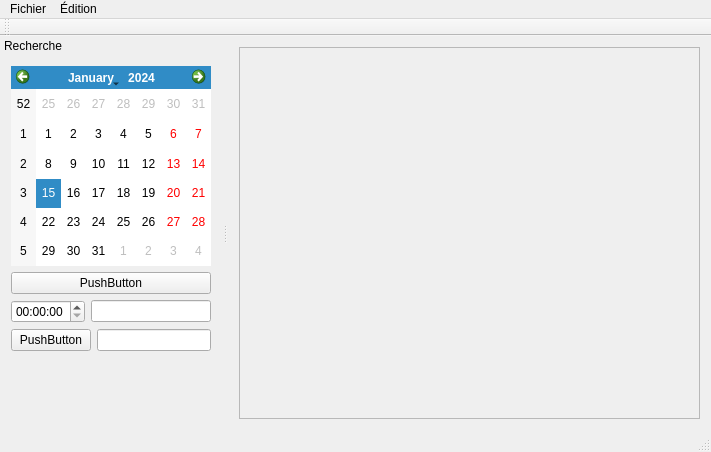
Qt form Gui/mainwindow.ui (JeanCoquet/Zebulon) before a commit.
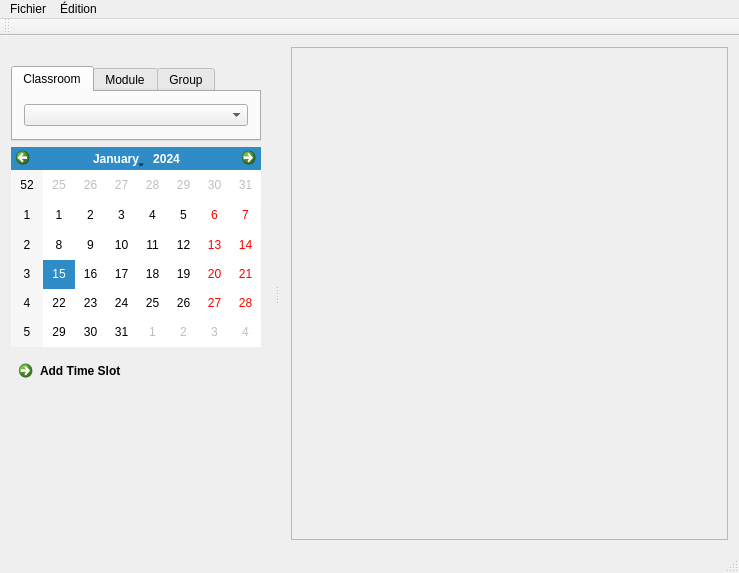
The same form after that commit. Custom widgets are drawn as their Qt base class.

Diff of the .ui file:
```diff
--- a/Gui/mainwindow.ui
+++ b/Gui/mainwindow.ui
@@ -6,8 +6,8 @@
    <rect>
     <x>0</x>
     <y>0</y>
-    <width>711</width>
-    <height>452</height>
+    <width>739</width>
+    <height>573</height>
    </rect>
   </property>
   <property name="windowTitle">
@@ -25,8 +25,8 @@
         <rect>
          <x>0</x>
          <y>0</y>
-         <width>482</width>
-         <height>391</height>
+         <width>439</width>
+         <height>491</height>
         </rect>
        </property>
        <layout class="QVBoxLayout" name="verticalLayout_3">
@@ -48,8 +48,8 @@
     <rect>
      <x>0</x>
      <y>0</y>
-     <width>711</width>
-     <height>21</height>
+     <width>739</width>
+     <height>26</height>
     </rect>
    </property>
    <widget class="QMenu" name="menuFichier">
@@ -76,6 +76,18 @@
   </widget>
   <widget class="QStatusBar" name="statusBar"/>
   <widget class="QDockWidget" name="dockWidget">
+   <property name="minimumSize">
+    <size>
+     <width>274</width>
+     <height>511</height>
+    </size>
+   </property>
+   <property name="maximumSize">
+    <size>
+     <width>524287</width>
+     <height>524287</height>
+    </size>
+   </property>
    <property name="contextMenuPolicy">
     <enum>Qt::DefaultContextMenu</enum>
    </property>
@@ -83,24 +95,94 @@
     <set>QDockWidget::NoDockWidgetFeatures</set>
    </property>
    <property name="windowTitle">
-    <string>Recherche</string>
+    <string/>
    </property>
    <attribute name="dockWidgetArea">
     <number>1</number>
    </attribute>
    <widget class="QWidget" name="dockWidgetContents">
     <layout class="QVBoxLayout" name="verticalLayout">
+     <item>
+      <widget class="QTabWidget" name="tabWidget">
+       <property name="minimumSize">
+        <size>
+         <width>250</width>
+         <height>75</height>
+        </size>
+       </property>
+       <property name="maximumSize">
+        <size>
+         <width>200</width>
+         <height>75</height>
+        </size>
+       </property>
+       <property name="currentIndex">
+        <number>0</number>
+       </property>
+       <widget class="QWidget" name="tab">
+        <attribute name="title">
+         <string>Classroom</string>
+        </attribute>
+        <layout class="QVBoxLayout" name="verticalLayout_4">
+         <item>
+          <widget class="QComboBox" name="comboBox">
+           <property name="minimumSize">
+            <size>
+             <width>125</width>
+             <height>0</height>
+            </size>
+           </property>
+          </widget>
+         </item>
+        </layout>
+       </widget>
+       <widget class="QWidget" name="tab_2">
+        <attribute name="title">
+         <string>Module</string>
+        </attribute>
+        <layout class="QVBoxLayout" name="verticalLayout_5">
+         <item>
+          <widget class="QComboBox" name="comboBox_2">
+           <property name="minimumSize">
+            <size>
+             <width>125</width>
+             <height>0</height>
+            </size>
+           </property>
+          </widget>
+         </item>
+        </layout>
+       </widget>
+       <widget class="QWidget" name="tab_3">
+        <attribute name="title">
+         <string>Group</string>
+        </attribute>
+        <layout class="QVBoxLayout" name="verticalLayout_6">
+         <item>
+          <widget class="QComboBox" name="comboBox_3">
+           <property name="minimumSize">
+            <size>
+             <width>125</width>
+             <height>0</height>
+            </size>
+           </property>
+          </widget>
+         </item>
+        </layout>
+       </widget>
+      </widget>
+     </item>
      <item>
       <widget class="QCalendarWidget" name="calendarWidget">
        <property name="minimumSize">
         <size>
-         <width>200</width>
+         <width>250</width>
          <height>200</height>
         </size>
        </property>
        <property name="maximumSize">
         <size>
-         <width>200</width>
+         <width>250</width>
          <height>200</height>
         </size>
        </property>
@@ -113,36 +195,12 @@
       </widget>
      </item>
      <item>
-      <widget class="QPushButton" name="pushButton">
+      <widget class="QCommandLinkButton" name="addTimeSlotButton">
        <property name="text">
-        <string>PushButton</string>
+        <string>Add Time Slot</string>
        </property>
       </widget>
      </item>
-     <item>
-      <layout class="QHBoxLayout" name="horizontalLayout">
-       <item>
-        <widget class="QTimeEdit" name="timeEdit"/>
-       </item>
-       <item>
-        <widget class="QLineEdit" name="lineEdit_2"/>
-       </item>
-      </layout>
-     </item>
-     <item>
-      <layout class="QHBoxLayout" name="horizontalLayout_2">
-       <item>
-        <widget class="QPushButton" name="pushButton_2">
-         <property name="text">
-          <string>PushButton</string>
-         </property>
-        </widget>
-       </item>
-       <item>
-        <widget class="QLineEdit" name="lineEdit"/>
-       </item>
-      </layout>
-     </item>
      <item>
       <spacer name="verticalSpacer">
        <property name="orientation">
```
Left out of the diff: 9 changed lines with no effect on the pictures.
